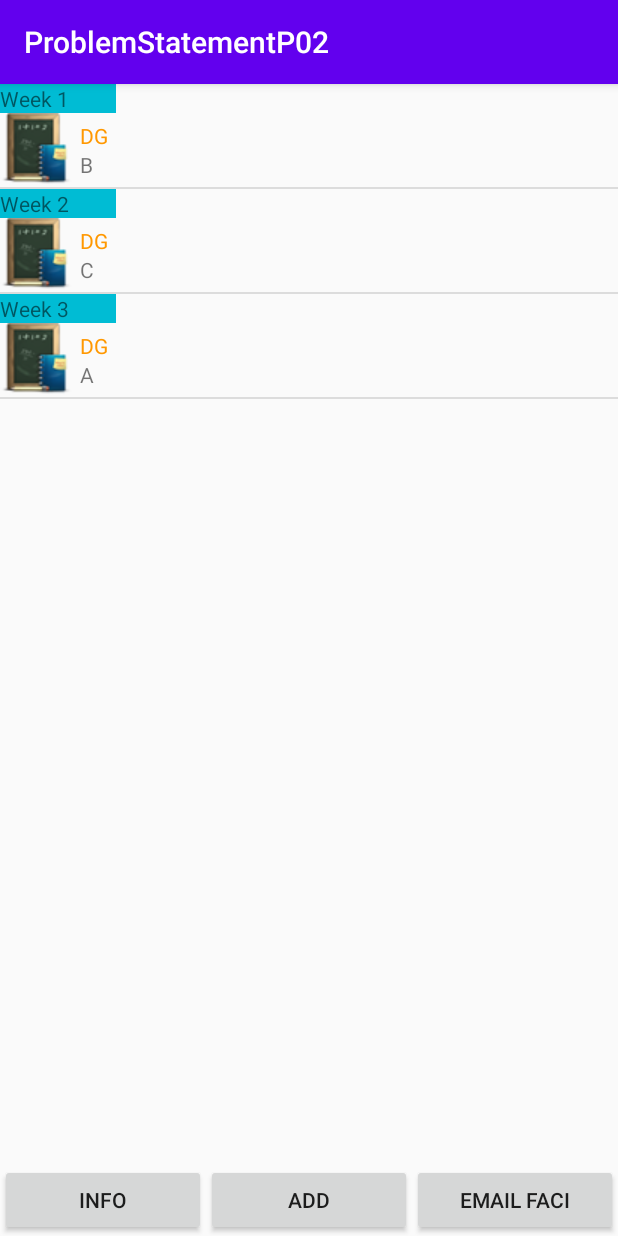
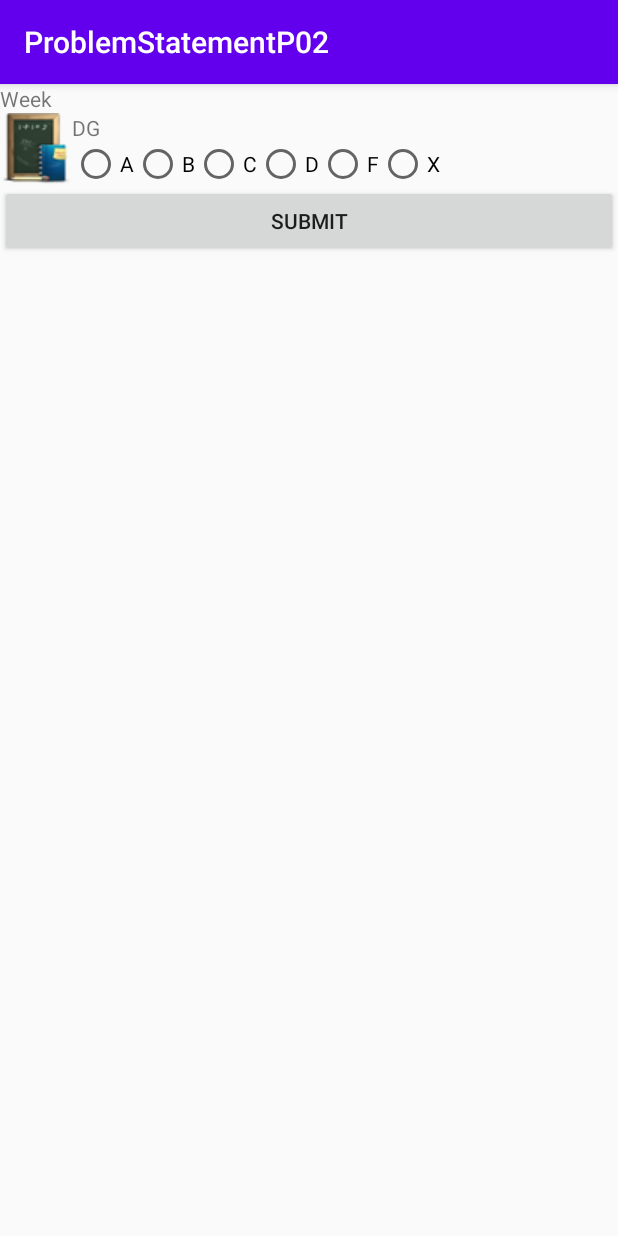
Before and after one commit to Ahmedsmh/ProblemStatementP02, an Android app: the InfoActivity screen opened directly, with no data from a screen before it, after a tap on "ADD", on a phone screen of 412 x 824 dp. Run offline under Robolectric (Android 15) with nearby library versions, the phone set to English and light mode, and no system bars.

Commit message:
getting radio button data

```diff
--- a/app/src/main/AndroidManifest.xml
+++ b/app/src/main/AndroidManifest.xml
@@ -1,6 +1,6 @@
 <?xml version="1.0" encoding="utf-8"?>
 <manifest xmlns:android="http://schemas.android.com/apk/res/android"
-    package="sg.edu.rp.c346.id19008424.problemstatementp02">
+    package="sg.edu.rp.c346.id19008424.problemstatementp02" >
 
     <application
         android:allowBackup="true"
@@ -8,9 +8,11 @@
         android:label="@string/app_name"
         android:roundIcon="@mipmap/ic_launcher_round"
         android:supportsRtl="true"
-        android:theme="@style/AppTheme">
-        <activity android:name=".InfoActivity"></activity>
-        <activity android:name=".MainActivity">
+        android:theme="@style/AppTheme" >
+        <activity android:name=".AddDG" >
+        </activity>
+        <activity android:name=".InfoActivity" />
+        <activity android:name=".MainActivity" >
             <intent-filter>
                 <action android:name="android.intent.action.MAIN" />
 
--- /dev/null
+++ b/app/src/main/java/sg/edu/rp/c346/id19008424/problemstatementp02/AddDG.java
@@ -0,0 +1,69 @@
+package sg.edu.rp.c346.id19008424.problemstatementp02;
+
+import androidx.annotation.Nullable;
+import androidx.appcompat.app.AppCompatActivity;
+
+import android.content.IntentFilter;
+import android.os.Bundle;
+import android.view.View;
+import android.widget.Button;
+import android.widget.RadioButton;
+import android.widget.RadioGroup;
+import android.widget.TextView;
+import android.content.Intent;
+import android.widget.Toast;
+
+import org.w3c.dom.Text;
+
+public class AddDG extends AppCompatActivity {
+
+    TextView tvWeek, tvDG;
+    Button btnSubmit;
+    RadioButton radioButtonGrade;
+    RadioGroup radioGroup;
+    int getRequestCodeForGrade = 1;
+
+
+    @Override
+    protected void onCreate(Bundle savedInstanceState) {
+        super.onCreate(savedInstanceState);
+        setContentView(R.layout.activity_add_d_g);
+
+        tvDG = (TextView) findViewById(R.id.textViewDG);
+        tvWeek = (TextView) findViewById(R.id.textViewWeek);
+        btnSubmit = (Button) findViewById(R.id.buttonSubmit);
+
+       radioGroup = (RadioGroup) findViewById(R.id.gradeGroup);
+
+//        int selectedId = radioGroup.getCheckedRadioButtonId();
+//
+//        radioButtonGrade = (RadioButton) findViewById(selectedId);
+//        String gradeSelected = radioButtonGrade.getText().toString();
+
+
+
+        btnSubmit.setOnClickListener(new View.OnClickListener() {
+            @Override
+            public void onClick(View v) {
+                int selectedId = radioGroup.getCheckedRadioButtonId();
+                if (selectedId != -1){
+                    radioButtonGrade = (RadioButton) findViewById(selectedId);
+                    String selectedGrade = radioButtonGrade.getText().toString();
+                    Intent i = new Intent();
+
+
+                    i.putExtra("grade", selectedGrade);
+//                    DailyGrade newGrade = new DailyGrade(selectedGrade);
+                    setResult(RESULT_OK, i);
+//                    Toast.makeText(AddDG.this, selectedGrade, Toast.LENGTH_LONG).show();
+                    finish();
+
+                } else {
+                    Toast.makeText(AddDG.this, "Nothing selected", Toast.LENGTH_LONG).show();
+                }
+            }
+        });
+
+}
+
+}
--- a/app/src/main/java/sg/edu/rp/c346/id19008424/problemstatementp02/DailyGrade.java
+++ b/app/src/main/java/sg/edu/rp/c346/id19008424/problemstatementp02/DailyGrade.java
@@ -1,6 +1,8 @@
 package sg.edu.rp.c346.id19008424.problemstatementp02;
 
-public class DailyGrade {
+import java.io.Serializable;
+
+public class DailyGrade implements Serializable {
     private String grade;
 
     public DailyGrade(String grade) {
@@ -10,4 +12,8 @@ public class DailyGrade {
     public String getGrade() {
         return grade;
     }
+
+    public void setGrade(String grade) {
+        this.grade = grade;
+    }
 }
--- a/app/src/main/java/sg/edu/rp/c346/id19008424/problemstatementp02/InfoActivity.java
+++ b/app/src/main/java/sg/edu/rp/c346/id19008424/problemstatementp02/InfoActivity.java
@@ -1,5 +1,6 @@
 package sg.edu.rp.c346.id19008424.problemstatementp02;
 
+import androidx.annotation.Nullable;
 import androidx.appcompat.app.AppCompatActivity;
 
 import android.content.Intent;
@@ -9,6 +10,7 @@ import android.view.View;
 import android.widget.ArrayAdapter;
 import android.widget.Button;
 import android.widget.ListView;
+import android.widget.Toast;
 
 import java.util.ArrayList;
 
@@ -67,10 +69,26 @@ public class InfoActivity extends AppCompatActivity {
         btnAdd.setOnClickListener(new View.OnClickListener() {
             @Override
             public void onClick(View v) {
-
+                Intent intent =  new Intent(InfoActivity.this, AddDG.class);
+                startActivity(intent);
             }
         });
 
 
     }
+
+        @Override
+    protected void onActivityResult(int requestCode, int resultCode, @Nullable Intent data) {
+        super.onActivityResult(requestCode, resultCode, data);
+        // Only hande when 2nd activity closed normally
+        //  and data contalins something
+        if(resultCode == RESULT_OK){
+            if(data != null){
+                // Get data passed back from 2nd activity
+                String grade = data.getStringExtra("grade");
+                String statement = "";
+                Toast.makeText(InfoActivity.this, grade, Toast.LENGTH_LONG).show();
+            }
+        }
+    }
 }
--- /dev/null
+++ b/app/src/main/res/layout/activity_add_d_g.xml
@@ -0,0 +1,99 @@
+<?xml version="1.0" encoding="utf-8"?>
+<LinearLayout
+    xmlns:android="http://schemas.android.com/apk/res/android"
+    xmlns:tools="http://schemas.android.com/tools"
+    xmlns:app="http://schemas.android.com/apk/res-auto"
+    android:layout_width="match_parent"
+    android:layout_height="match_parent"
+    android:orientation="vertical"
+    tools:context=".AddDG">
+
+    <TextView
+        android:id="@+id/textViewWeek"
+        android:layout_width="wrap_content"
+        android:layout_height="wrap_content"
+        android:text="Week" />
+
+    <LinearLayout
+        android:layout_width="match_parent"
+        android:layout_height="wrap_content"
+        android:orientation="horizontal">
+
+        <ImageView
+            android:id="@+id/imageView2"
+            android:layout_width="wrap_content"
+            android:layout_height="wrap_content"
+            app:srcCompat="@drawable/dg" />
+
+        <LinearLayout
+            android:layout_width="match_parent"
+            android:layout_height="match_parent"
+            android:orientation="vertical">
+
+            <TextView
+                android:id="@+id/textViewDG"
+                android:layout_width="wrap_content"
+                android:layout_height="wrap_content"
+                android:text="DG" />
+
+            <LinearLayout
+                android:layout_width="match_parent"
+                android:layout_height="match_parent"
+                android:orientation="horizontal">
+
+                <RadioGroup
+                    android:id="@+id/gradeGroup"
+                    android:layout_width="wrap_content"
+                    android:layout_height="wrap_content"
+                    android:orientation="horizontal">
+
+                    <RadioButton
+                        android:id="@+id/radioButtonA"
+                        android:layout_width="wrap_content"
+                        android:layout_height="wrap_content"
+                        android:text="A" />
+
+                    <RadioButton
+                        android:id="@+id/radioButtonB"
+                        android:layout_width="wrap_content"
+                        android:layout_height="wrap_content"
+                        android:text="B" />
+
+                    <RadioButton
+                        android:id="@+id/radioButtonC"
+                        android:layout_width="wrap_content"
+                        android:layout_height="wrap_content"
+                        android:text="C" />
+
+                    <RadioButton
+                        android:id="@+id/radioButtonD"
+                        android:layout_width="wrap_content"
+                        android:layout_height="wrap_content"
+                        android:text="D" />
+
+                    <RadioButton
+                        android:id="@+id/radioButtonF"
+                        android:layout_width="wrap_content"
+                        android:layout_height="wrap_content"
+                        android:text="F" />
+
+                    <RadioButton
+                        android:id="@+id/radioButtonX"
+                        android:layout_width="wrap_content"
+                        android:layout_height="wrap_content"
+                        android:text="X" />
+
+                </RadioGroup>
+            </LinearLayout>
+
+        </LinearLayout>
+
+    </LinearLayout>
+
+    <Button
+        android:id="@+id/buttonSubmit"
+        android:layout_width="match_parent"
+        android:layout_height="wrap_content"
+        android:text="Submit" />
+
+</LinearLayout>
--- a/app/src/main/res/layout/activity_info.xml
+++ b/app/src/main/res/layout/activity_info.xml
@@ -9,7 +9,7 @@
 
     <ListView
         android:id="@+id/ListViewGrades"
-        android:layout_width="wrap_content"
+        android:layout_width="match_parent"
         android:layout_height="0dp"
         android:layout_weight="1" />
 
```
